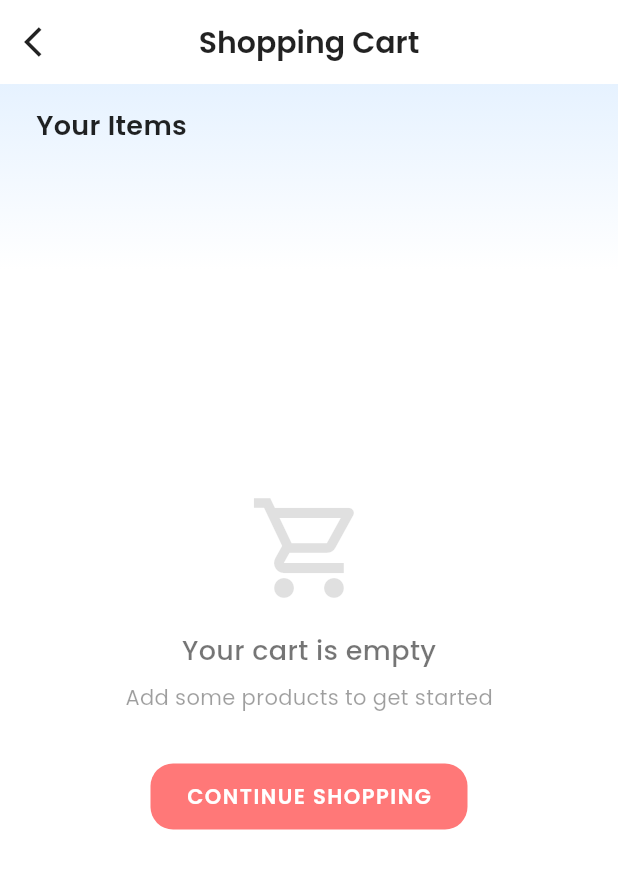
After one commit to the-big-panda/Fluffyn---Internship-Assignment, a Flutter app: the CartPage screen opened directly, on a phone screen of 412 x 824 dp. The commit adds this screen. Shown: the top 869 px of the screen. Run offline on Flutter 3.47's test engine with Material 3 defaults, Android fonts, the phone set to English and light mode, and no system bars; our stand-ins replace flutter_svg, get, get_storage, google_fonts, image_picker; accounts and stored records are empty; network calls fail.

Commit message:
feat : UI changes done and cart page fixed

```diff
--- /dev/null
+++ b/lib/controllers/cartcontroller.dart
@@ -0,0 +1,78 @@
+import 'dart:ui';
+
+import 'package:flutter/material.dart';
+import 'package:get/get.dart';
+import 'package:fluffyn/models/product_model.dart';
+
+class CartItem {
+  final Product product;
+  int quantity;
+
+  CartItem({required this.product, this.quantity = 1});
+}
+
+class CartController extends GetxController {
+  final _cartItems = <CartItem>[].obs;
+
+  List<CartItem> get cartItems => _cartItems;
+
+  void addItem(Product product) {
+    final existingItemIndex = _cartItems.indexWhere((item) => item.product.id == product.id);
+
+    if (existingItemIndex >= 0) {
+      incrementQuantity(product);
+    } else {
+      _cartItems.add(CartItem(product: product));
+      Get.snackbar(
+        "Added to Cart",
+        "${product.title} has been added to your cart",
+        snackPosition: SnackPosition.BOTTOM,
+        backgroundColor: Color.fromRGBO(255, 86, 86, 0.8),
+        colorText: Colors.white,
+        margin: EdgeInsets.all(16),
+        borderRadius: 10,
+        duration: Duration(seconds: 2),
+      );
+    }
+  }
+
+  void removeItem(Product product) {
+    _cartItems.removeWhere((item) => item.product.id == product.id);
+  }
+
+  void incrementQuantity(Product product) {
+    final index = _cartItems.indexWhere((item) => item.product.id == product.id);
+    if (index >= 0) {
+      _cartItems[index].quantity++;
+      _cartItems.refresh();
+    }
+  }
+
+  void decrementQuantity(Product product) {
+    final index = _cartItems.indexWhere((item) => item.product.id == product.id);
+    if (index >= 0) {
+      if (_cartItems[index].quantity > 1) {
+        _cartItems[index].quantity--;
+      } else {
+        removeItem(product);
+      }
+      _cartItems.refresh();
+    }
+  }
+
+  double get subtotal {
+    return _cartItems.fold(0, (sum, item) => sum + (item.product.price * item.quantity));
+  }
+
+  double get tax => subtotal * 0.08; // 8% tax rate
+
+  double get total => subtotal + tax;
+
+  void clearCart() {
+    _cartItems.clear();
+  }
+
+  int get itemCount {
+    return _cartItems.fold(0, (sum, item) => sum + item.quantity);
+  }
+}
--- a/lib/controllers/product_contoller.dart
+++ b/lib/controllers/product_contoller.dart
@@ -36,10 +36,8 @@ class ProductController extends GetxController {
   Future<void> fetchProductList() async {
     try {
       var products = await ApiService.fetchProducts();
-      if (products != null) {
-        productList.assignAll(products);
-      }
-    } catch (e) {
+      productList.assignAll(products);
+        } catch (e) {
       Get.snackbar('Error', e.toString());
     }
   }
--- a/lib/main.dart
+++ b/lib/main.dart
@@ -1,12 +1,14 @@
+import 'package:fluffyn/controllers/cartcontroller.dart';
 import 'package:fluffyn/controllers/profile_controller.dart';
 import 'package:fluffyn/screens/product_list.dart';
 import 'package:flutter/material.dart';
 import 'package:get/get.dart';
 import 'package:get_storage/get_storage.dart';
 
-void main() async{
+void main() async {
   await GetStorage.init();
   Get.put(ProfileController());
+  Get.put(CartController());
   runApp(const MyApp());
 }
 
@@ -16,14 +18,13 @@ class MyApp extends StatelessWidget {
   // This widget is the root of your application.
   @override
   Widget build(BuildContext context) {
-
     return GetMaterialApp(
       title: 'Fluffyn',
       theme: ThemeData(
         colorScheme: ColorScheme.fromSeed(seedColor: Colors.deepPurple),
         useMaterial3: true,
       ),
-      home: ProductListPage(),
+      home: const ProductListPage(),
       debugShowCheckedModeBanner: false,
     );
   }
--- /dev/null
+++ b/lib/screens/cartpage.dart
@@ -0,0 +1,460 @@
+import 'package:fluffyn/controllers/cartcontroller.dart';
+import 'package:flutter/material.dart';
+import 'package:google_fonts/google_fonts.dart';
+import 'package:get/get.dart';
+import 'package:flutter_svg/flutter_svg.dart';
+import 'package:fluffyn/models/product_model.dart';
+// Removed duplicate import: import 'package:fluffyn/controllers/cartcontroller.dart';
+
+class CartPage extends StatelessWidget {
+  CartPage({super.key});
+
+  // Use GetX controller to manage cart state
+  final CartController cartController = Get.find<CartController>();
+
+  @override
+  Widget build(BuildContext context) {
+    return Scaffold(
+      backgroundColor: Colors.white,
+      appBar: AppBar(
+        title: Text(
+          "Shopping Cart",
+          style: GoogleFonts.poppins(
+            color: Colors.black87,
+            fontWeight: FontWeight.w600,
+            fontSize: 20,
+          ),
+        ),
+        centerTitle: true,
+        backgroundColor: Colors.white,
+        elevation: 0,
+        leading: IconButton(
+          icon: const Icon(Icons.arrow_back_ios, color: Colors.black87),
+          onPressed: () => Get.back(),
+        ),
+      ),
+      body: Stack(
+        children: [
+          // Background Design
+          Positioned(
+            top: 0,
+            left: 0,
+            right: 0,
+            child: Container(
+              height: MediaQuery.of(context).size.height * 0.15,
+              decoration: const BoxDecoration(
+                gradient: LinearGradient(
+                  begin: Alignment.topCenter,
+                  end: Alignment.bottomCenter,
+                  colors: [
+                    Color.fromARGB(255, 230, 242, 255),
+                    Colors.white,
+                  ],
+                ),
+              ),
+            ),
+          ),
+
+          // Section Title
+          Positioned(
+            top: 15,
+            left: 24,
+            child: Text(
+              "Your Items",
+              style: GoogleFonts.poppins(
+                fontSize: 18,
+                fontWeight: FontWeight.w600,
+                color: Colors.black87,
+              ),
+            ),
+          ),
+
+          // Main Content
+          Obx(() {
+            if (cartController.cartItems.isEmpty) {
+              return Center(
+                child: Column(
+                  mainAxisAlignment: MainAxisAlignment.center,
+                  children: [
+                    const Icon(
+                      Icons.shopping_cart_outlined,
+                      size: 80,
+                      color: Colors.black12,
+                    ),
+                    const SizedBox(height: 16),
+                    Text(
+                      "Your cart is empty",
+                      style: GoogleFonts.poppins(
+                        color: Colors.black54,
+                        fontSize: 18,
+                        fontWeight: FontWeight.w500,
+                      ),
+                    ),
+                    const SizedBox(height: 8),
+                    Text(
+                      "Add some products to get started",
+                      style: GoogleFonts.poppins(
+                        color: Colors.black38,
+                        fontSize: 14,
+                      ),
+                    ),
+                    const SizedBox(height: 32),
+                    ElevatedButton(
+                      onPressed: () => Get.back(),
+                      style: ElevatedButton.styleFrom(
+                        backgroundColor: Color.fromRGBO(255, 86, 86, 0.8),
+                        foregroundColor: Colors.white,
+                        elevation: 0,
+                        shape: RoundedRectangleBorder(
+                          borderRadius: BorderRadius.circular(15),
+                        ),
+                        padding:
+                            EdgeInsets.symmetric(horizontal: 24, vertical: 12),
+                      ),
+                      child: Text(
+                        'CONTINUE SHOPPING',
+                        style: GoogleFonts.poppins(
+                          fontSize: 14,
+                          fontWeight: FontWeight.w600,
+                          letterSpacing: 1,
+                        ),
+                      ),
+                    ),
+                  ],
+                ),
+              );
+            } else {
+              return Column(
+                children: [
+                  // Cart Items List
+                  Expanded(
+                    child: ListView.builder(
+                      padding: const EdgeInsets.only(
+                          top: 50, bottom: 150, left: 20, right: 20),
+                      physics: const BouncingScrollPhysics(),
+                      itemCount: cartController.cartItems.length,
+                      itemBuilder: (context, index) {
+                        final cartItem = cartController.cartItems[index];
+                        return Padding(
+                          padding: const EdgeInsets.only(bottom: 16.0),
+                          child: CartItemCard(cartItem: cartItem),
+                        );
+                      },
+                    ),
+                  ),
+                ],
+              );
+            }
+          }),
+
+          // Bottom Checkout Panel
+          Positioned(
+            bottom: 0,
+            left: 0,
+            right: 0,
+            child: Obx(() {
+              if (cartController.cartItems.isEmpty) {
+                return SizedBox(); // Hide if cart is empty
+              }
+
+              return Container(
+                padding: EdgeInsets.all(20),
+                decoration: BoxDecoration(
+                  color: Colors.white,
+                  boxShadow: [
+                    BoxShadow(
+                      color: Colors.black.withOpacity(0.05),
+                      blurRadius: 10,
+                      spreadRadius: 1,
+                      offset: Offset(0, -5),
+                    ),
+                  ],
+                  borderRadius: BorderRadius.only(
+                    topLeft: Radius.circular(30),
+                    topRight: Radius.circular(30),
+                  ),
+                ),
+                child: Column(
+                  mainAxisSize: MainAxisSize.min,
+                  children: [
+                    // Price Summary
+                    Row(
+                      mainAxisAlignment: MainAxisAlignment.spaceBetween,
+                      children: [
+                        Text(
+                          "Subtotal",
+                          style: GoogleFonts.poppins(
+                            fontSize: 16,
+                            color: Colors.black54,
+                          ),
+                        ),
+                        Text(
+                          "\$${cartController.subtotal.toStringAsFixed(2)}",
+                          style: GoogleFonts.poppins(
+                            fontSize: 16,
+                            fontWeight: FontWeight.w600,
+                            color: Colors.black87,
+                          ),
+                        ),
+                      ],
+                    ),
+                    SizedBox(height: 8),
+                    Row(
+                      mainAxisAlignment: MainAxisAlignment.spaceBetween,
+                      children: [
+                        Text(
+                          "Tax",
+                          style: GoogleFonts.poppins(
+                            fontSize: 16,
+                            color: Colors.black54,
+                          ),
+                        ),
+                        Text(
+                          "\$${cartController.tax.toStringAsFixed(2)}",
+                          style: GoogleFonts.poppins(
+                            fontSize: 16,
+                            fontWeight: FontWeight.w600,
+                            color: Colors.black87,
+                          ),
+                        ),
+                      ],
+                    ),
+                    Padding(
+                      padding: const EdgeInsets.symmetric(vertical: 16.0),
+                      child: Divider(thickness: 1),
+                    ),
+                    Row(
+                      mainAxisAlignment: MainAxisAlignment.spaceBetween,
+                      children: [
+                        Text(
+                          "Total",
+                          style: GoogleFonts.poppins(
+                            fontSize: 20,
+                            fontWeight: FontWeight.w600,
+                            color: Colors.black87,
+                          ),
+                        ),
+                        Text(
+                          "\$${cartController.total.toStringAsFixed(2)}",
+                          style: GoogleFonts.poppins(
+                            fontSize: 20,
+                            fontWeight: FontWeight.w600,
+                            color: Color.fromRGBO(255, 86, 86, 0.8),
+                          ),
+                        ),
+                      ],
+                    ),
+                    SizedBox(height: 16),
+                    // Checkout Button
+                    SizedBox(
+                      width: double.infinity,
+                      height: 55,
+                      child: ElevatedButton(
+                        onPressed: () {
+                          Get.snackbar(
+                            "Processing Order",
+                            "Your order is being processed",
+                            snackPosition: SnackPosition.BOTTOM,
+                            backgroundColor: Color.fromRGBO(255, 86, 86, 0.8),
+                            colorText: Colors.white,
+                            margin: EdgeInsets.all(16),
+                            borderRadius: 10,
+                            duration: Duration(seconds: 2),
+                          );
+                        },
+                        style: ElevatedButton.styleFrom(
+                          backgroundColor: Color.fromRGBO(255, 86, 86, 0.8),
+                          foregroundColor: Colors.white,
+                          elevation: 0,
+                          shape: RoundedRectangleBorder(
+                            borderRadius: BorderRadius.circular(15),
+                          ),
+                        ),
+                        child: Text(
+                          'CHECKOUT',
+                          style: GoogleFonts.poppins(
+                            fontSize: 16,
+                            fontWeight: FontWeight.w600,
+                            letterSpacing: 1,
+                          ),
+                        ),
+                      ),
+                    ),
+                  ],
+                ),
+              );
+            }),
+          ),
+        ],
+      ),
+    );
+  }
+}
+
+class CartItemCard extends StatelessWidget {
+  final CartItem cartItem;
+
+  const CartItemCard({
+    Key? key,
+    required this.cartItem,
+  }) : super(key: key);
+
+  @override
+  Widget build(BuildContext context) {
+    final CartController cartController = Get.find<CartController>();
+
+    return Container(
+      decoration: BoxDecoration(
+        color: Colors.white,
+        borderRadius: BorderRadius.circular(20),
+        boxShadow: [
+          BoxShadow(
+            color: Colors.black.withOpacity(0.05),
+            blurRadius: 10,
+            spreadRadius: 1,
+          ),
+        ],
+      ),
+      child: ClipRRect(
+        borderRadius: BorderRadius.circular(20),
+        child: Dismissible(
+          key: Key(cartItem.product.id.toString()),
+          direction: DismissDirection.endToStart,
+          background: Container(
+            alignment: Alignment.centerRight,
+            padding: EdgeInsets.only(right: 20),
+            color: Colors.red,
+            child: Icon(
+              Icons.delete,
+              color: Colors.white,
+              size: 30,
+            ),
+          ),
+          onDismissed: (direction) {
+            cartController.removeItem(cartItem.product);
+            Get.snackbar(
+              "Item Removed",
+              "${cartItem.product.title} was removed from your cart",
+              snackPosition: SnackPosition.BOTTOM,
+              backgroundColor: Colors.red.shade400,
+              colorText: Colors.white,
+              margin: EdgeInsets.all(16),
+              borderRadius: 10,
+              duration: Duration(seconds: 2),
+            );
+          },
+          child: Row(
+            crossAxisAlignment: CrossAxisAlignment.start,
+            children: [
+              // Product Image
+              Hero(
+                tag: 'cart-${cartItem.product.id}',
+                child: Container(
+                  width: 100,
+                  height: 100,
+                  padding: EdgeInsets.all(10),
+                  decoration: BoxDecoration(
+                    color: Colors.white,
+                    borderRadius: BorderRadius.only(
+                      topLeft: Radius.circular(20),
+                      bottomLeft: Radius.circular(20),
+                    ),
+                  ),
+                  child: Image.network(
+                    cartItem.product.image,
+                    fit: BoxFit.contain,
+                  ),
+                ),
+              ),
+
+              // Product Details
+              Expanded(
+                child: Padding(
+                  padding: const EdgeInsets.all(12.0),
+                  child: Column(
+                    crossAxisAlignment: CrossAxisAlignment.start,
+                    children: [
+                      Text(
+                        cartItem.product.title,
+                        style: GoogleFonts.poppins(
+                          fontSize: 14,
+                          fontWeight: FontWeight.w600,
+                          color: Colors.black87,
+                        ),
+                        maxLines: 2,
+                        overflow: TextOverflow.ellipsis,
+                      ),
+                      SizedBox(height: 4),
+                      Text(
+                        "\$${cartItem.product.price.toStringAsFixed(2)}",
+                        style: GoogleFonts.poppins(
+                          fontSize: 16,
+                          fontWeight: FontWeight.w600,
+                          color: Color.fromRGBO(255, 86, 86, 0.8),
+                        ),
+                      ),
+                      SizedBox(height: 8),
+
+                      // Quantity Control
+                      Row(
+                        children: [
+                          InkWell(
+                            onTap: () => cartController
+                                .decrementQuantity(cartItem.product),
+                            child: Container(
+                              padding: EdgeInsets.all(4),
+                              decoration: BoxDecoration(
+                                color: Colors.grey.shade200,
+                                borderRadius: BorderRadius.circular(8),
+                              ),
+                              child: Icon(Icons.remove, size: 16),
+                            ),
+                          ),
+                          Padding(
+                            padding:
+                                const EdgeInsets.symmetric(horizontal: 12.0),
+                            child: Text(
+                              "${cartItem.quantity}",
+                              style: GoogleFonts.poppins(
+                                fontSize: 16,
+                                fontWeight: FontWeight.w500,
+                              ),
+                            ),
+                          ),
+                          InkWell(
+                            onTap: () => cartController
+                                .incrementQuantity(cartItem.product),
+                            child: Container(
+                              padding: EdgeInsets.all(4),
+                              decoration: BoxDecoration(
+                                color: Color.fromRGBO(255, 86, 86, 0.1),
+                                borderRadius: BorderRadius.circular(8),
+                              ),
+                              child: Icon(Icons.add,
+                                  size: 16,
+                                  color: Color.fromRGBO(255, 86, 86, 0.8)),
+                            ),
+                          ),
+                          Spacer(),
+                          Text(
+                            "\$${(cartItem.product.price * cartItem.quantity).toStringAsFixed(2)}",
+                            style: GoogleFonts.poppins(
+                              fontSize: 14,
+                              fontWeight: FontWeight.w600,
+                            ),
+                          ),
+                        ],
+                      ),
+                    ],
+                  ),
+                ),
+              ),
+            ],
+          ),
+        ),
+      ),
+    );
+  }
+}
+
+// Removed the duplicate CartItem class definition
--- a/lib/screens/product_detail_screen.dart
+++ b/lib/screens/product_detail_screen.dart
@@ -1,8 +1,8 @@
+import 'package:fluffyn/controllers/cartcontroller.dart';
 import 'package:flutter/material.dart';
 import 'package:fluffyn/models/product_model.dart';
 import 'package:google_fonts/google_fonts.dart';
 import 'package:get/get.dart';
-import 'package:flutter_svg/flutter_svg.dart';
 
 class ProductDetailPage extends StatelessWidget {
   final Product product;
@@ -241,17 +241,10 @@ class ProductDetailPage extends StatelessWidget {
           height: 55,
           child: FloatingActionButton.extended(
             onPressed: () {
-            // Add to cart functionality
-            Get.snackbar(
-              "Added to Cart",
-              "${product.title} has been added to your cart",
-              snackPosition: SnackPosition.BOTTOM,
-              backgroundColor: Color.fromRGBO(255, 86, 86, 0.8),
-              colorText: Colors.white,
-              margin: EdgeInsets.all(16),
-              borderRadius: 10,
-              duration: Duration(seconds: 2),
-            );
+              // Get the CartController instance
+              final CartController cartController = Get.find<CartController>();
+              // Add the product to cart
+              cartController.addItem(product);
             },
             backgroundColor: Color.fromRGBO(255, 86, 86, 0.8),
             foregroundColor: Colors.white,
@@ -268,8 +261,7 @@ class ProductDetailPage extends StatelessWidget {
                 letterSpacing: 1,
               ),
             ),
-        ),
-      ),
+          )),
       floatingActionButtonLocation: FloatingActionButtonLocation.endFloat,
     );
   }
--- a/lib/screens/product_list.dart
+++ b/lib/screens/product_list.dart
@@ -89,12 +89,12 @@ class _ProductListPageState extends State<ProductListPage> {
                 child: Column(
                   mainAxisAlignment: MainAxisAlignment.center,
                   children: [
-                    CircularProgressIndicator(
+                    const CircularProgressIndicator(
                       valueColor: AlwaysStoppedAnimation<Color>(
                         Color.fromRGBO(255, 86, 86, 0.8),
                       ),
                     ),
-                    SizedBox(height: 16),
+                    const SizedBox(height: 16),
                     Text(
                       "Loading products...",
                       style: GoogleFonts.poppins(
--- a/lib/screens/user_profile_screen.dart
+++ b/lib/screens/user_profile_screen.dart
@@ -1,3 +1,4 @@
+import 'package:fluffyn/screens/cartpage.dart';
 import 'package:flutter/material.dart';
 import 'package:get/get.dart';
 import 'package:google_fonts/google_fonts.dart';
@@ -13,7 +14,6 @@ class UserProfileScreen extends StatelessWidget {
   @override
   Widget build(BuildContext context) {
     final screenHeight = MediaQuery.of(context).size.height;
-    final screenWidth = MediaQuery.of(context).size.width;
 
     return Scaffold(
       backgroundColor: Colors.white,
@@ -264,6 +264,15 @@ class UserProfileScreen extends StatelessWidget {
                                 "Support", "Help & Support coming soon");
                           },
                         ),
+                        Divider(
+                            height: 1, thickness: 1, indent: 70, endIndent: 20),
+                        _buildOptionItem(
+                          title: "My Cart",
+                          icon: Icons.help_outline,
+                          onTap: () {
+                            Get.to(CartPage());
+                          },
+                        ),
                       ],
                     ),
                   ),
```
Lines whose indentation alone changed are shown as unchanged.
